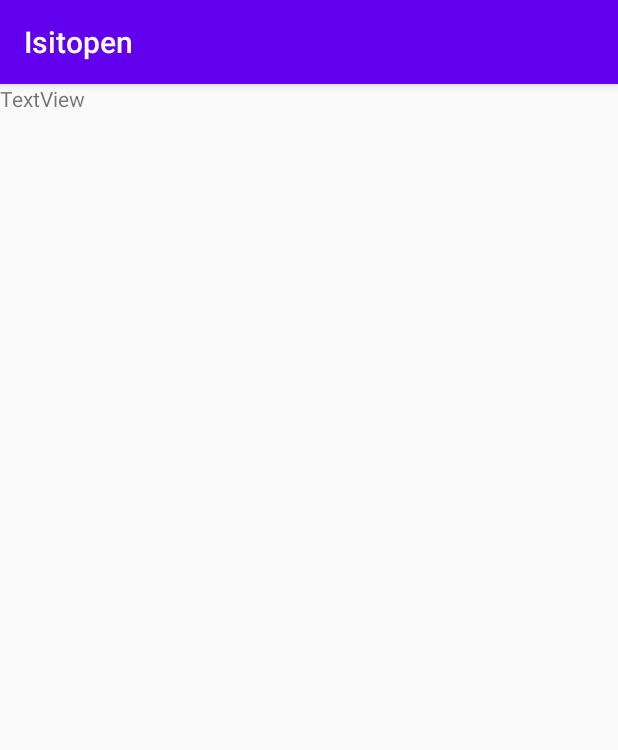
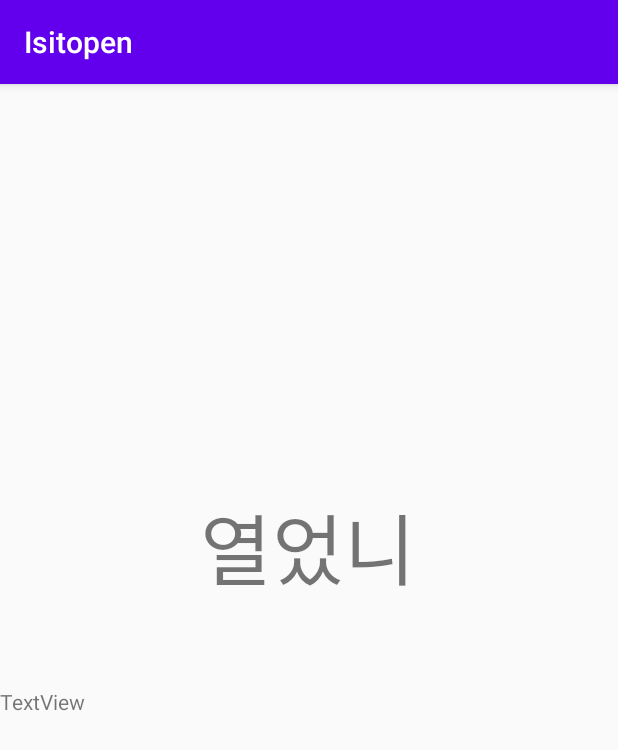
Before and after one commit to Goduck1/Is_it_open, an Android app: the screen it shows after launch (MainActivity), on a phone screen of 412 x 824 dp. Shown: the top 750 px of the screen. Run offline under Robolectric (Android 15) with nearby library versions, the phone set to English and light mode, and no system bars; 5 statements that could not run were skipped.

Commit message:
Main Activity

```diff
--- a/Isitopen/app/build.gradle
+++ b/Isitopen/app/build.gradle
@@ -28,6 +28,7 @@ dependencies {
 
     implementation 'androidx.appcompat:appcompat:1.1.0'
     implementation 'androidx.constraintlayout:constraintlayout:1.1.3'
+    implementation 'androidx.legacy:legacy-support-v4:1.0.0'
     testImplementation 'junit:junit:4.12'
     androidTestImplementation 'androidx.test.ext:junit:1.1.1'
     androidTestImplementation 'androidx.test.espresso:espresso-core:3.2.0'
--- a/Isitopen/app/src/main/AndroidManifest.xml
+++ b/Isitopen/app/src/main/AndroidManifest.xml
@@ -1,6 +1,12 @@
 <?xml version="1.0" encoding="utf-8"?>
+
 <manifest xmlns:android="http://schemas.android.com/apk/res/android"
     package="com.example.isitopen">
+
+    <uses-permission android:name="android.permission.ACCESS_COARSE_LOCATION" />
+    <uses-permission android:name="android.permission.ACCESS_FINE_LOCATION" />
+    <uses-permission android:name="android.permission.ACCESS_BACKGROUND_LOCATION" />
+
 
     <application
         android:allowBackup="true"
--- a/Isitopen/app/src/main/java/com/example/isitopen/MainActivity.java
+++ b/Isitopen/app/src/main/java/com/example/isitopen/MainActivity.java
@@ -1,16 +1,85 @@
 package com.example.isitopen;
 
 import androidx.appcompat.app.AppCompatActivity;
+import androidx.core.app.ActivityCompat;
+import androidx.core.content.ContextCompat;
 
+import android.Manifest;
+import android.content.Context;
+import android.content.pm.PackageManager;
+import android.location.Location;
+import android.location.LocationListener;
+import android.location.LocationManager;
+import android.os.Build;
 import android.os.Bundle;
+import android.widget.TextView;
 
 public class MainActivity extends AppCompatActivity {
 
+        private TextView txtResult;
     @Override
     protected void onCreate(Bundle savedInstanceState) {
         super.onCreate(savedInstanceState);
         setContentView(R.layout.activity_main);
+
+        final LocationManager lm = (LocationManager) getSystemService(Context.LOCATION_SERVICE);
+
+        if ( Build.VERSION.SDK_INT >= 23 &&
+                (ContextCompat.checkSelfPermission( this, android.Manifest.permission.ACCESS_FINE_LOCATION ) != PackageManager.PERMISSION_GRANTED||
+                        ContextCompat.checkSelfPermission( this, Manifest.permission.ACCESS_BACKGROUND_LOCATION ) != PackageManager.PERMISSION_GRANTED))
+        {
+            ActivityCompat.requestPermissions( MainActivity.this, new String[] {  android.Manifest.permission.ACCESS_FINE_LOCATION  },
+                    0 );
+        }
+        else{
+            Location location = lm.getLastKnownLocation(LocationManager.GPS_PROVIDER);
+            String provider = location.getProvider();
+            double longitude = location.getLongitude();
+            double latitude = location.getLatitude();
+            double altitude = location.getAltitude();
+
+            txtResult.setText("위치정보 : " + provider + "\n" +
+                    "위도 : " + longitude + "\n" +
+                    "경도 : " + latitude + "\n" +
+                    "고도  : " + altitude);
+
+            lm.requestLocationUpdates(LocationManager.GPS_PROVIDER,
+                    1000,
+                    1,
+                    gpsLocationListener);
+            lm.requestLocationUpdates(LocationManager.NETWORK_PROVIDER,
+                    1000,
+                    1,
+                    gpsLocationListener);
+        }
+
+
     }
+    final LocationListener gpsLocationListener = new LocationListener() {
+        public void onLocationChanged(Location location) {
+
+            String provider = location.getProvider();
+            double longitude = location.getLongitude();
+            double latitude = location.getLatitude();
+            double altitude = location.getAltitude();
+
+            txtResult.setText("위치정보 : " + provider + "\n" +
+                    "위도 : " + longitude + "\n" +
+                    "경도 : " + latitude + "\n" +
+                    "고도  : " + altitude);
+
+        }
+
+        public void onStatusChanged(String provider, int status, Bundle extras) {
+        }
+
+        public void onProviderEnabled(String provider) {
+        }
+
+        public void onProviderDisabled(String provider) {
+        }
+    };
+
 
 
 }
--- a/Isitopen/app/src/main/res/layout/activity_main.xml
+++ b/Isitopen/app/src/main/res/layout/activity_main.xml
@@ -7,9 +7,25 @@
     tools:context=".MainActivity">
 
     <TextView
+        android:id="@+id/appName"
+        android:layout_width="222dp"
+        android:layout_height="186dp"
+        android:layout_marginTop="216dp"
+        android:gravity="center"
+        android:text="열었니"
+        android:textSize="52sp"
+        app:layout_constraintEnd_toEndOf="parent"
+        app:layout_constraintHorizontal_bias="0.497"
+        app:layout_constraintStart_toStartOf="parent"
+        app:layout_constraintTop_toTopOf="parent" />
+
+    <TextView
+        android:id="@+id/txtResult"
         android:layout_width="wrap_content"
         android:layout_height="wrap_content"
         android:text="TextView"
-        tools:layout_editor_absoluteX="129dp"
-        tools:layout_editor_absoluteY="320dp" />
+        app:layout_constraintStart_toStartOf="parent"
+        app:layout_constraintTop_toBottomOf="@+id/appName" />
+
+
 </androidx.constraintlayout.widget.ConstraintLayout>
--- a/Isitopen/app/src/main/res/values/strings.xml
+++ b/Isitopen/app/src/main/res/values/strings.xml
@@ -1,3 +1,6 @@
 <resources>
     <string name="app_name">Isitopen</string>
+
+    <!-- TODO: Remove or change this placeholder text -->
+    <string name="hello_blank_fragment">Hello blank fragment</string>
 </resources>
```
Also changed, not shown: Isitopen/app/src/main/res/drawable/opening_progress.xml (added, +47 -0 lines), Isitopen/app/src/main/res/drawable/turkey_looking_left.png (added).
